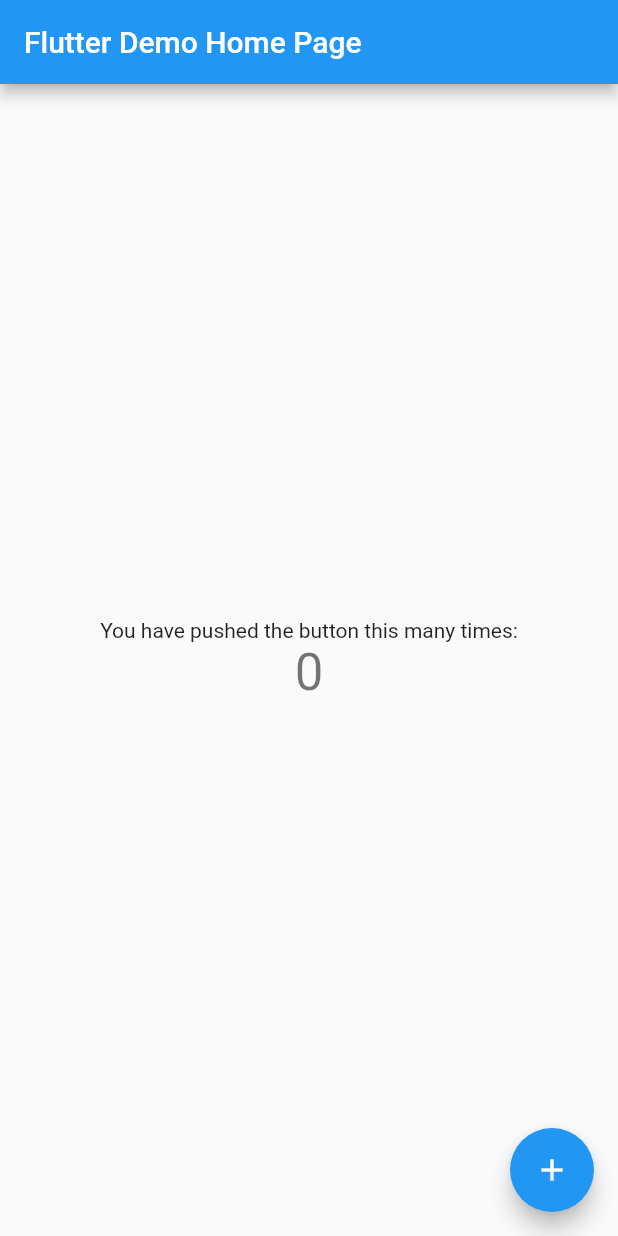
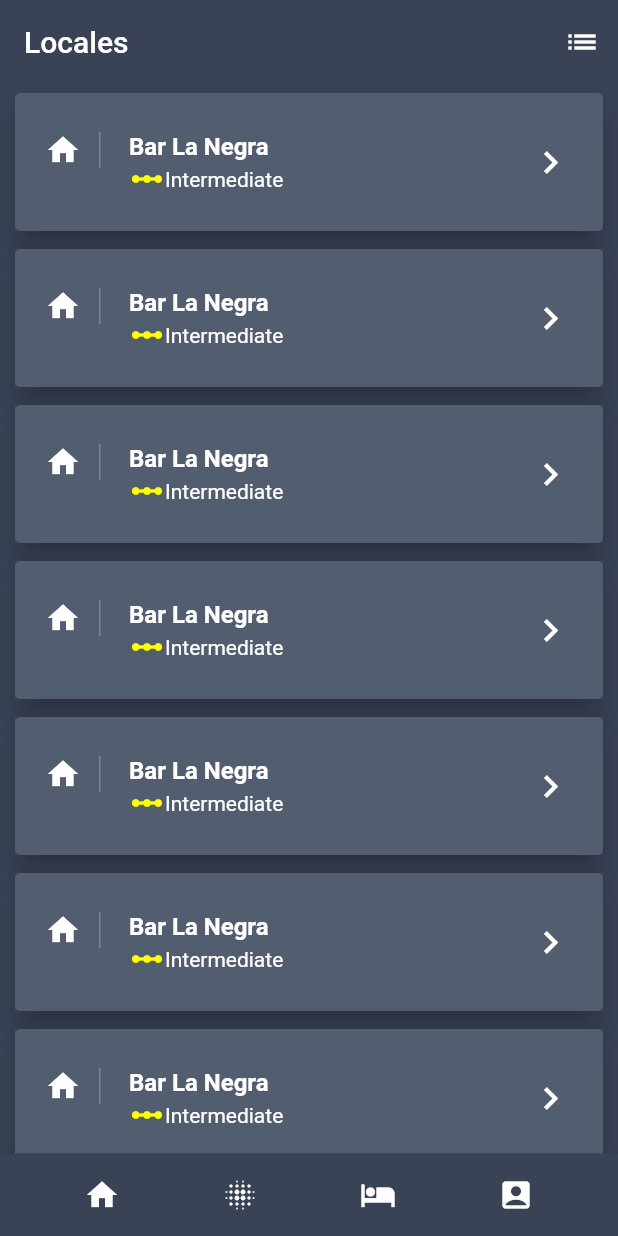
Before and after one commit to saulenriquejr/Inventory, a Flutter app: the screen it shows after launch, on a phone screen of 412 x 824 dp. Run offline on Flutter 3.47's test engine with Material 2 defaults, Android fonts, the phone set to English and light mode, and no system bars.

Commit message:
added basic list

```diff
--- a/lib/main.dart
+++ b/lib/main.dart
@@ -1,111 +1,26 @@
 import 'package:flutter/material.dart';
 
-void main() => runApp(MyApp());
+import './pages/establishment_list.dart';
 
-class MyApp extends StatelessWidget {
-  // This widget is the root of your application.
+void main() => runApp(App());
+
+class App extends StatefulWidget {
+  @override
+  State<StatefulWidget> createState() {
+    return _MyAppState();
+  }
+}
+
+class _MyAppState extends State<App> {
   @override
   Widget build(BuildContext context) {
     return MaterialApp(
-      title: 'Flutter Demo',
       theme: ThemeData(
-        // This is the theme of your application.
-        //
-        // Try running your application with "flutter run". You'll see the
-        // application has a blue toolbar. Then, without quitting the app, try
-        // changing the primarySwatch below to Colors.green and then invoke
-        // "hot reload" (press "r" in the console where you ran "flutter run",
-        // or simply save your changes to "hot reload" in a Flutter IDE).
-        // Notice that the counter didn't reset back to zero; the application
-        // is not restarted.
-        primarySwatch: Colors.blue,
+        primaryColor: Color.fromRGBO(58, 66, 86, 1.0)
       ),
-      home: MyHomePage(title: 'Flutter Demo Home Page'),
+      routes: {
+        '/': (BuildContext context) => EstablishmentListPage(title: 'Locales')
+      },
     );
   }
 }
-
-class MyHomePage extends StatefulWidget {
-  MyHomePage({Key key, this.title}) : super(key: key);
-
-  // This widget is the home page of your application. It is stateful, meaning
-  // that it has a State object (defined below) that contains fields that affect
-  // how it looks.
-
-  // This class is the configuration for the state. It holds the values (in this
-  // case the title) provided by the parent (in this case the App widget) and
-  // used by the build method of the State. Fields in a Widget subclass are
-  // always marked "final".
-
-  final String title;
-
-  @override
-  _MyHomePageState createState() => _MyHomePageState();
-}
-
-class _MyHomePageState extends State<MyHomePage> {
-  int _counter = 0;
-
-  void _incrementCounter() {
-    setState(() {
-      // This call to setState tells the Flutter framework that something has
-      // changed in this State, which causes it to rerun the build method below
-      // so that the display can reflect the updated values. If we changed
-      // _counter without calling setState(), then the build method would not be
-      // called again, and so nothing would appear to happen.
-      _counter++;
-    });
-  }
-
-  @override
-  Widget build(BuildContext context) {
-    // This method is rerun every time setState is called, for instance as done
-    // by the _incrementCounter method above.
-    //
-    // The Flutter framework has been optimized to make rerunning build methods
-    // fast, so that you can just rebuild anything that needs updating rather
-    // than having to individually change instances of widgets.
-    return Scaffold(
-      appBar: AppBar(
-        // Here we take the value from the MyHomePage object that was created by
-        // the App.build method, and use it to set our appbar title.
-        title: Text(widget.title),
-      ),
-      body: Center(
-        // Center is a layout widget. It takes a single child and positions it
-        // in the middle of the parent.
-        child: Column(
-          // Column is also layout widget. It takes a list of children and
-          // arranges them vertically. By default, it sizes itself to fit its
-          // children horizontally, and tries to be as tall as its parent.
-          //
-          // Invoke "debug painting" (press "p" in the console, choose the
-          // "Toggle Debug Paint" action from the Flutter Inspector in Android
-          // Studio, or the "Toggle Debug Paint" command in Visual Studio Code)
-          // to see the wireframe for each widget.
-          //
-          // Column has various properties to control how it sizes itself and
-          // how it positions its children. Here we use mainAxisAlignment to
-          // center the children vertically; the main axis here is the vertical
-          // axis because Columns are vertical (the cross axis would be
-          // horizontal).
-          mainAxisAlignment: MainAxisAlignment.center,
-          children: <Widget>[
-            Text(
-              'You have pushed the button this many times:',
-            ),
-            Text(
-              '$_counter',
-              style: Theme.of(context).textTheme.display1,
-            ),
-          ],
-        ),
-      ),
-      floatingActionButton: FloatingActionButton(
-        onPressed: _incrementCounter,
-        tooltip: 'Increment',
-        child: Icon(Icons.add),
-      ), // This trailing comma makes auto-formatting nicer for build methods.
-    );
-  }
-}
--- /dev/null
+++ b/lib/models/establishment.dart
@@ -0,0 +1,8 @@
+import 'package:flutter/material.dart';
+
+class Establishment {
+  String name;
+  String address;
+
+  Establishment({@required this.address, @required this.name});
+}
--- /dev/null
+++ b/lib/pages/establishment_list.dart
@@ -0,0 +1,104 @@
+import 'package:flutter/material.dart';
+
+class EstablishmentListPage extends StatefulWidget {
+  EstablishmentListPage({Key key, this.title}) : super(key: key);
+
+  final String title;
+
+  @override
+  _EstablishmentListPageState createState() => _EstablishmentListPageState();
+}
+
+class _EstablishmentListPageState extends State<EstablishmentListPage> {
+  @override
+  Widget build(BuildContext context) {
+    final topAppBar = AppBar(
+      elevation: 0.1,
+      backgroundColor: Theme.of(context).primaryColor,
+      title: Text(widget.title),
+      actions: <Widget>[
+        IconButton(
+          icon: Icon(Icons.list),
+          onPressed: () {},
+        )
+      ],
+    );
+
+    final buildBottomNavigationBar = Container(
+      height: 55.0,
+      child: BottomAppBar(
+        color: Theme.of(context).primaryColor,
+        child: Row(
+          mainAxisAlignment: MainAxisAlignment.spaceEvenly,
+          children: <Widget>[
+            IconButton(
+              icon: Icon(Icons.home, color: Colors.white),
+              onPressed: () {},
+            ),
+            IconButton(
+              icon: Icon(Icons.blur_on, color: Colors.white),
+              onPressed: () {},
+            ),
+            IconButton(
+              icon: Icon(Icons.hotel, color: Colors.white),
+              onPressed: () {},
+            ),
+            IconButton(
+              icon: Icon(Icons.account_box, color: Colors.white),
+              onPressed: () {},
+            )
+          ],
+        ),
+      ),
+    );
+
+    final makeListTile = ListTile(
+        contentPadding: EdgeInsets.symmetric(horizontal: 20.0, vertical: 10.0),
+        leading: Container(
+          padding: EdgeInsets.only(right: 12.0),
+          decoration: new BoxDecoration(
+              border: new Border(
+                  right: new BorderSide(width: 1.0, color: Colors.white24))),
+          child: Icon(Icons.home, color: Colors.white),
+        ),
+        title: Text(
+          "Bar La Negra",
+          style: TextStyle(color: Colors.white, fontWeight: FontWeight.bold),
+        ),
+        subtitle: Row(
+          children: <Widget>[
+            Icon(Icons.linear_scale, color: Colors.yellowAccent),
+            Text("Intermediate", style: TextStyle(color: Colors.white))
+          ],
+        ),
+        trailing:
+            Icon(Icons.keyboard_arrow_right, color: Colors.white, size: 30.0));
+
+    final buildCard = Card(
+      elevation: 8.0,
+      margin: new EdgeInsets.symmetric(horizontal: 10.0, vertical: 6.0),
+      child: Container(
+        decoration: BoxDecoration(color: Color.fromRGBO(64, 75, 96, .9)),
+        child: makeListTile,
+      ),
+    );
+
+    final buildBody = Container(
+      child: ListView.builder(
+        scrollDirection: Axis.vertical,
+        shrinkWrap: true,
+        itemCount: 10,
+        itemBuilder: (BuildContext context, int index) {
+          return buildCard;
+        },
+      ),
+    );
+
+    return Scaffold(
+      backgroundColor: Theme.of(context).primaryColor,
+      appBar: topAppBar,
+      bottomNavigationBar: buildBottomNavigationBar,
+      body: buildBody,
+    );
+  }
+}
```
Also changed, not shown: lib/routes.dart (added), 1 other file.
